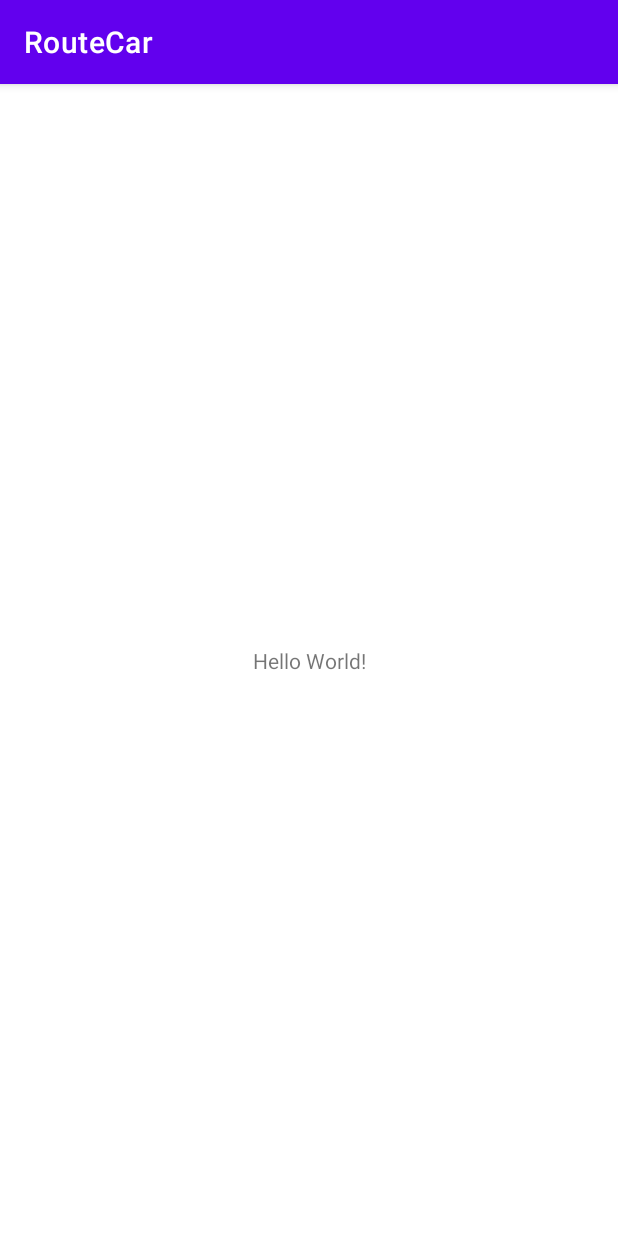
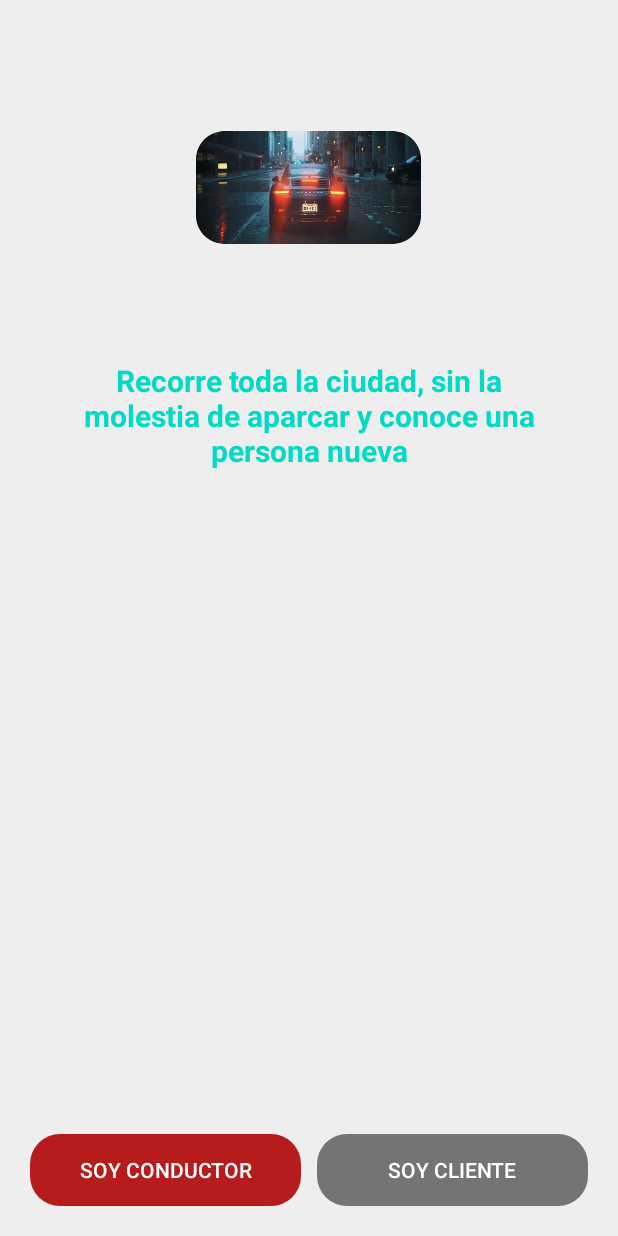
Before and after one commit to lespaillat/RouteCar, an Android app: the screen it shows after launch (MainActivity), on a phone screen of 412 x 824 dp. Run offline under Robolectric (Android 15) with nearby library versions, the phone set to English and light mode, and no system bars.

Commit message:
nueva activity

```diff
--- a/app/build.gradle
+++ b/app/build.gradle
@@ -31,8 +31,8 @@ android {
 dependencies {
 
     implementation 'androidx.appcompat:appcompat:1.2.0'
+    implementation 'androidx.constraintlayout:constraintlayout:2.0.4'
     implementation 'com.google.android.material:material:1.2.1'
-    implementation 'androidx.constraintlayout:constraintlayout:2.0.4'
     implementation platform('com.google.firebase:firebase-bom:26.1.0')
     implementation 'com.google.firebase:firebase-analytics'
     testImplementation 'junit:junit:4.13.1'
--- /dev/null
+++ b/app/src/main/res/drawable/botonredondiado.xml
@@ -0,0 +1,6 @@
+<?xml version="1.0" encoding="utf-8"?>
+<shape
+    xmlns:android="http://schemas.android.com/apk/res/android"
+    android:shape="rectangle" android:padding="10dp">
+    <corners android:radius="20dp"/>
+</shape>
--- a/app/src/main/res/layout/activity_main.xml
+++ b/app/src/main/res/layout/activity_main.xml
@@ -1,18 +1,64 @@
 <?xml version="1.0" encoding="utf-8"?>
-<androidx.constraintlayout.widget.ConstraintLayout xmlns:android="http://schemas.android.com/apk/res/android"
+<androidx.coordinatorlayout.widget.CoordinatorLayout xmlns:android="http://schemas.android.com/apk/res/android"
     xmlns:app="http://schemas.android.com/apk/res-auto"
     xmlns:tools="http://schemas.android.com/tools"
     android:layout_width="match_parent"
     android:layout_height="match_parent"
+    android:fitsSystemWindows="true"
+    android:background="@color/rose_200"
     tools:context=".MainActivity">
 
-    <TextView
-        android:layout_width="wrap_content"
-        android:layout_height="wrap_content"
-        android:text="Hello World!"
-        app:layout_constraintBottom_toBottomOf="parent"
-        app:layout_constraintLeft_toLeftOf="parent"
-        app:layout_constraintRight_toRightOf="parent"
-        app:layout_constraintTop_toTopOf="parent" />
+  <LinearLayout
+      android:layout_width="match_parent"
+      android:layout_height="match_parent"
+      android:orientation="vertical">
+        <ImageView
+            android:layout_width="150dp"
+            android:layout_height="150dp"
+            android:src="@drawable/cochecityesqred"
+            android:layout_marginTop="50dp"
+            android:layout_gravity="center"
+            />
 
-</androidx.constraintlayout.widget.ConstraintLayout>
+      <TextView
+          android:layout_width="match_parent"
+          android:layout_height="wrap_content"
+          android:text="Recorre toda la ciudad, sin la molestia de aparcar y conoce una persona nueva"
+          android:textAlignment="center"
+          android:textColor="@color/design_default_color_secondary"
+          android:layout_margin="40dp"
+          android:textSize="20sp"
+          android:textStyle="bold"/>
+      <LinearLayout
+          android:layout_width="match_parent"
+          android:layout_height="match_parent"
+          android:orientation="horizontal"
+          android:gravity="bottom"
+          android:layout_margin="20dp"
+          >
+          <Button
+              android:layout_width="0dp"
+              android:layout_weight="1"
+              android:layout_height="wrap_content"
+              android:background="@drawable/botonredondiado"
+              android:backgroundTint="@color/red_700"
+              android:textColor="@color/white"
+              android:layout_marginRight="5dp"
+              android:text="SOY CONDUCTOR"
+              />
+
+
+          <Button
+              android:layout_width="0dp"
+              android:layout_weight="1"
+              android:layout_height="wrap_content"
+              android:background="@drawable/botonredondiado"
+              android:backgroundTint="@color/gray_500"
+              android:textColor="@color/white"
+              android:text="SOY CLIENTE"
+              android:layout_marginLeft="5dp"
+              />
+
+      </LinearLayout>
+  </LinearLayout>
+</androidx.coordinatorlayout.widget.CoordinatorLayout>
--- a/app/src/main/res/values/colors.xml
+++ b/app/src/main/res/values/colors.xml
@@ -7,4 +7,9 @@
     <color name="teal_700">#FF018786</color>
     <color name="black">#FF000000</color>
     <color name="white">#FFFFFFFF</color>
+
+    <color name="gray_500">#747474</color>
+    <color name="red_700">#b71c1c</color>
+    <color name="rose_200">#eeeeee</color>
+
 </resources>
--- a/app/src/main/res/values/themes.xml
+++ b/app/src/main/res/values/themes.xml
@@ -1,14 +1,14 @@
 <resources xmlns:tools="http://schemas.android.com/tools">
     <!-- Base application theme. -->
-    <style name="Theme.RouteCar" parent="Theme.MaterialComponents.DayNight.DarkActionBar">
+    <style name="Theme.RouteCar" parent="Theme.AppCompat.Light.NoActionBar">
         <!-- Primary brand color. -->
-        <item name="colorPrimary">@color/purple_500</item>
-        <item name="colorPrimaryVariant">@color/purple_700</item>
+        <item name="colorPrimary">@color/rose_200</item>
+        <item name="colorPrimaryVariant">@color/teal_200</item>
         <item name="colorOnPrimary">@color/white</item>
         <!-- Secondary brand color. -->
         <item name="colorSecondary">@color/teal_200</item>
         <item name="colorSecondaryVariant">@color/teal_700</item>
-        <item name="colorOnSecondary">@color/black</item>
+        <item name="colorOnSecondary">@color/red_700</item>
         <!-- Status bar color. -->
         <item name="android:statusBarColor" tools:targetApi="l">?attr/colorPrimaryVariant</item>
         <!-- Customize your theme here. -->
```
Also changed, not shown: app/src/main/res/drawable-hdpi/cochecityesqred.png (added), app/src/main/res/drawable-mdpi/cochecityesqred.png (added), app/src/main/res/drawable-xhdpi/cochecityesqred.png (added), 2 other files.
